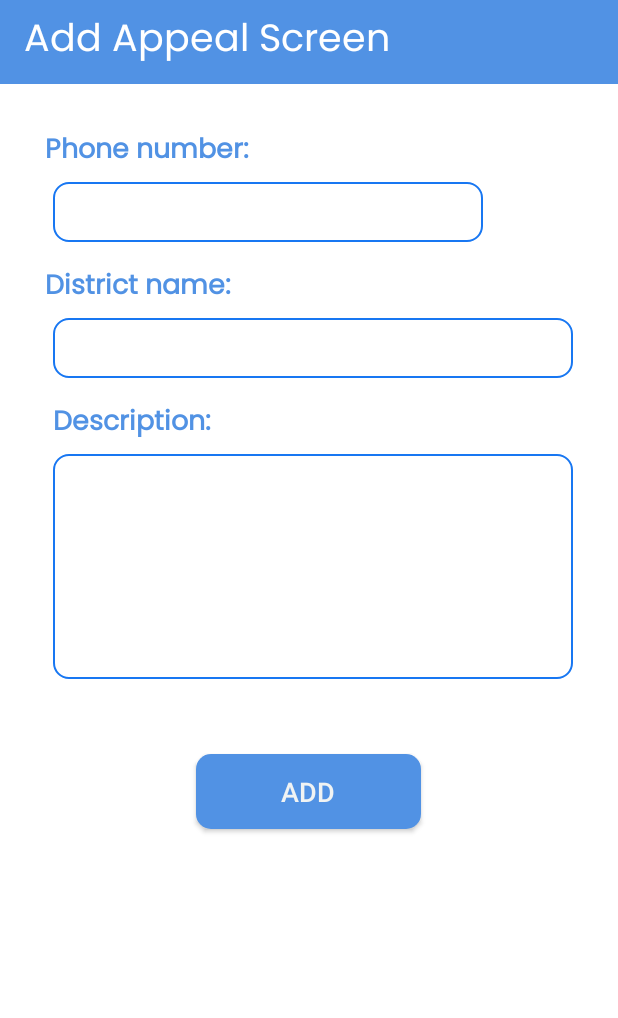
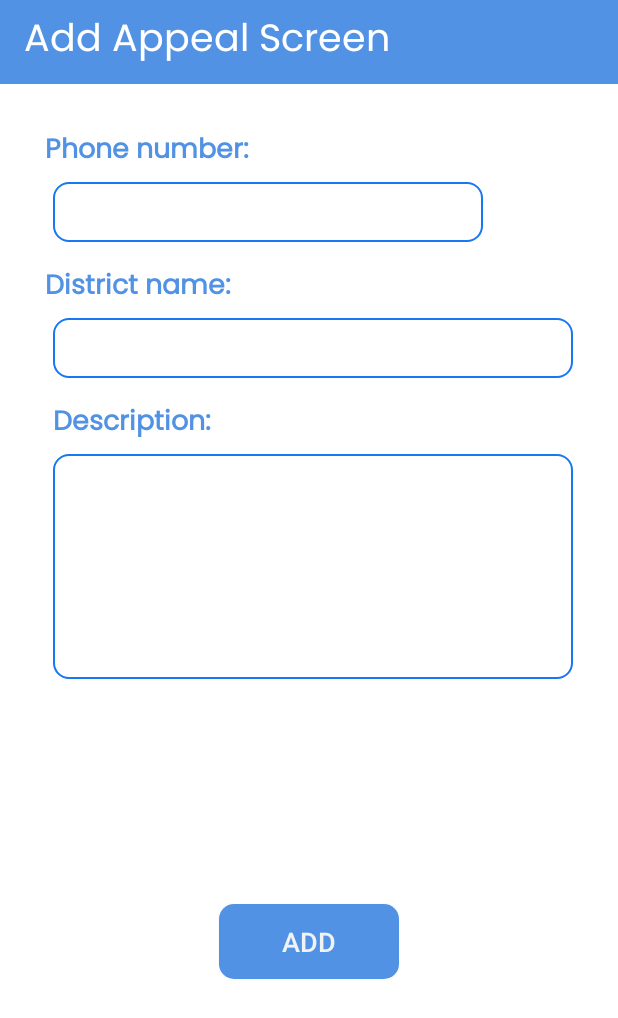
Before and after one commit to mahmud0v/appealsOlder, an Android app: the AddAppealActivity screen opened directly, with no data from a screen before it, on a phone screen of 412 x 824 dp. Shown: the top 1018 px of the screen. Run offline under Robolectric (Android 15) with nearby library versions, the phone set to English and light mode, and no system bars; libraries missing offline, so code that uses them is left out: by.kirich1409.viewbindingdelegate; plain views replace MaskedEditText; 4 statements that could not run were skipped.

Commit message:
initial commit

```diff
--- a/app/src/main/java/com/example/apppealolder/model/LabelWord.kt
+++ b/app/src/main/java/com/example/apppealolder/model/LabelWord.kt
@@ -20,5 +20,6 @@ class LabelWord {
         const val SUCCESS_MESSAGE = "Insert successfully!"
         const val GO_ADD_ACTIVITY = 2
 
+        const val PHONE_CODE = "+998"
     }
 }
--- a/app/src/main/java/com/example/apppealolder/screen/AddAppealActivity.kt
+++ b/app/src/main/java/com/example/apppealolder/screen/AddAppealActivity.kt
@@ -12,6 +12,7 @@ import com.example.apppealolder.db.AsyncTaskCallback
 import com.example.apppealolder.db.InsertAppealAsyncTask
 import com.example.apppealolder.model.AppealInfo
 import com.example.apppealolder.model.LabelWord.Companion.ADD_APPEAL
+import com.example.apppealolder.model.LabelWord.Companion.PHONE_CODE
 import com.example.apppealolder.model.LabelWord.Companion.SUCCESS_MESSAGE
 import com.example.apppealolder.utils.clickable
 import com.example.apppealolder.utils.disable
@@ -42,11 +43,6 @@ class AddAppealActivity : AppCompatActivity() {
         setContentView(R.layout.add_appeal_activity)
 
 
-        val data = SimpleDateFormat("dd/M/yyyy")
-        val currentData = data.format(Date())
-
-        binding.addBtn.showSnackbar(currentData)
-
         binding.descEditText.addTextChangedListener {
             manageButtonClickable()
         }
@@ -67,8 +63,7 @@ class AddAppealActivity : AppCompatActivity() {
         val phoneNumber = "+" + binding.phoneEditText.unMaskedText.toString()
         val district = binding.districtEditText.text.toString()
         val description = binding.descEditText.text.toString()
-        val isAllow = 0
-        return (phoneNumber.length == 13 && phoneNumber.substring(0, 4) == "+998"
+        return (phoneNumber.length == 13 && phoneNumber.substring(0, 4) == PHONE_CODE
                 && district.isNotBlank() && description.isNotBlank())
 
     }
--- a/app/src/main/java/com/example/apppealolder/screen/NewAppealsActivity.kt
+++ b/app/src/main/java/com/example/apppealolder/screen/NewAppealsActivity.kt
@@ -5,7 +5,6 @@ import android.content.Intent
 import androidx.appcompat.app.AppCompatActivity
 import android.os.Bundle
 import androidx.recyclerview.widget.LinearLayoutManager
-import androidx.recyclerview.widget.RecyclerView
 import by.kirich1409.viewbindingdelegate.viewBinding
 import com.example.apppealolder.db.LocaleHelper
 import com.example.apppealolder.R
--- a/app/src/main/res/layout/add_appeal_activity.xml
+++ b/app/src/main/res/layout/add_appeal_activity.xml
@@ -107,7 +107,7 @@
         android:background="@drawable/edit_text_back"
         android:fontFamily="@font/poppins_regular"
         android:gravity="top|start"
-        android:imeOptions="actionNext"
+        android:imeOptions="actionDone"
         android:inputType="textMultiLine"
         android:maxLines="7"
         android:paddingStart="10dp"
@@ -117,10 +117,10 @@
 
     <androidx.appcompat.widget.AppCompatButton
         android:id="@+id/add_btn"
-        android:layout_width="150dp"
+        android:layout_width="120dp"
         android:layout_height="50dp"
         android:layout_gravity="center"
-        android:layout_marginTop="50dp"
+        android:layout_marginTop="150dp"
         android:background="@drawable/add_disable"
         android:text="@string/add"
         android:textColor="@color/item_back_color"
```
